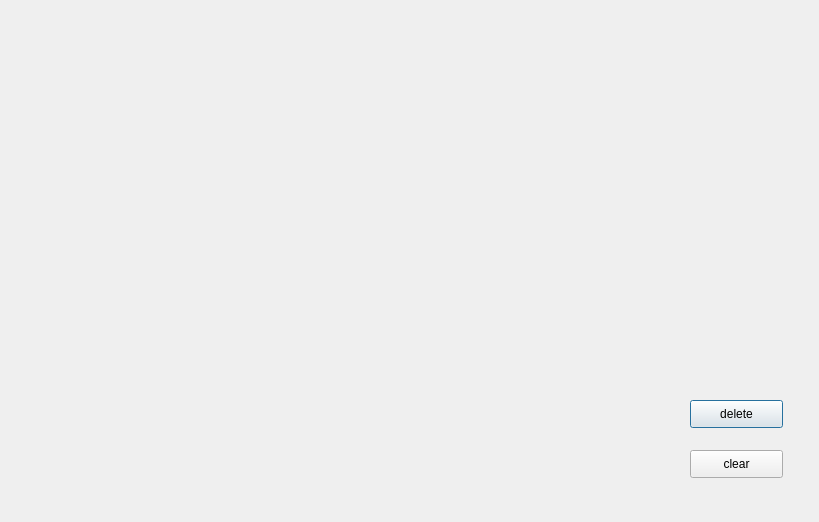
Above: TomatoClock/managetasks.ui from TomatoClock0/TomatoClock_team before the change. Below: the same form after it.
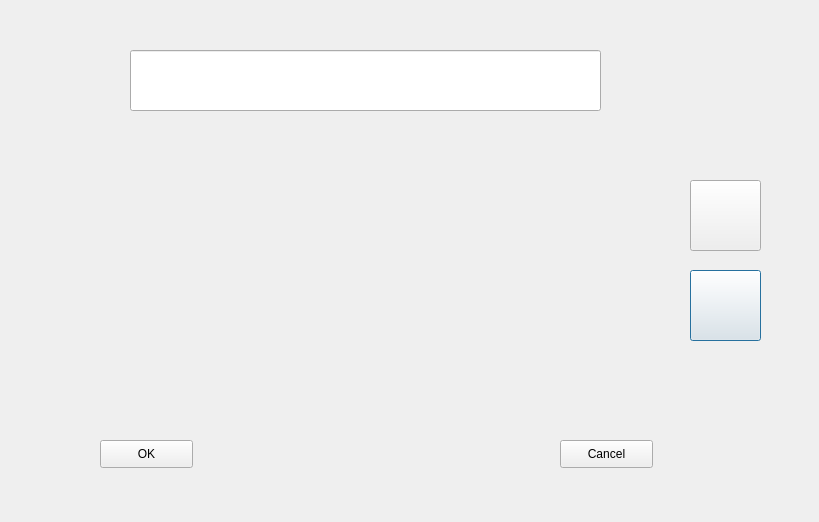
That is the form after the change.

Patch:
```diff
--- a/TomatoClock/managetasks.ui
+++ b/TomatoClock/managetasks.ui
@@ -17,26 +17,62 @@
    <property name="geometry">
     <rect>
      <x>690</x>
-     <y>400</y>
+     <y>270</y>
+     <width>71</width>
+     <height>71</height>
+    </rect>
+   </property>
+   <property name="text">
+    <string/>
+   </property>
+  </widget>
+  <widget class="QLineEdit" name="lineEdit">
+   <property name="geometry">
+    <rect>
+     <x>130</x>
+     <y>50</y>
+     <width>471</width>
+     <height>61</height>
+    </rect>
+   </property>
+  </widget>
+  <widget class="QPushButton" name="m_delete">
+   <property name="geometry">
+    <rect>
+     <x>690</x>
+     <y>180</y>
+     <width>71</width>
+     <height>71</height>
+    </rect>
+   </property>
+   <property name="text">
+    <string/>
+   </property>
+  </widget>
+  <widget class="QPushButton" name="m_OK">
+   <property name="geometry">
+    <rect>
+     <x>100</x>
+     <y>440</y>
      <width>93</width>
      <height>28</height>
     </rect>
    </property>
    <property name="text">
-    <string>delete</string>
+    <string>OK</string>
    </property>
   </widget>
   <widget class="QPushButton" name="pushButton_2">
    <property name="geometry">
     <rect>
-     <x>690</x>
-     <y>450</y>
+     <x>560</x>
+     <y>440</y>
      <width>93</width>
      <height>28</height>
     </rect>
    </property>
    <property name="text">
-    <string>clear</string>
+    <string>Cancel</string>
    </property>
   </widget>
  </widget>
```
Left out of the diff: 4 changed lines with no effect on the pictures.
